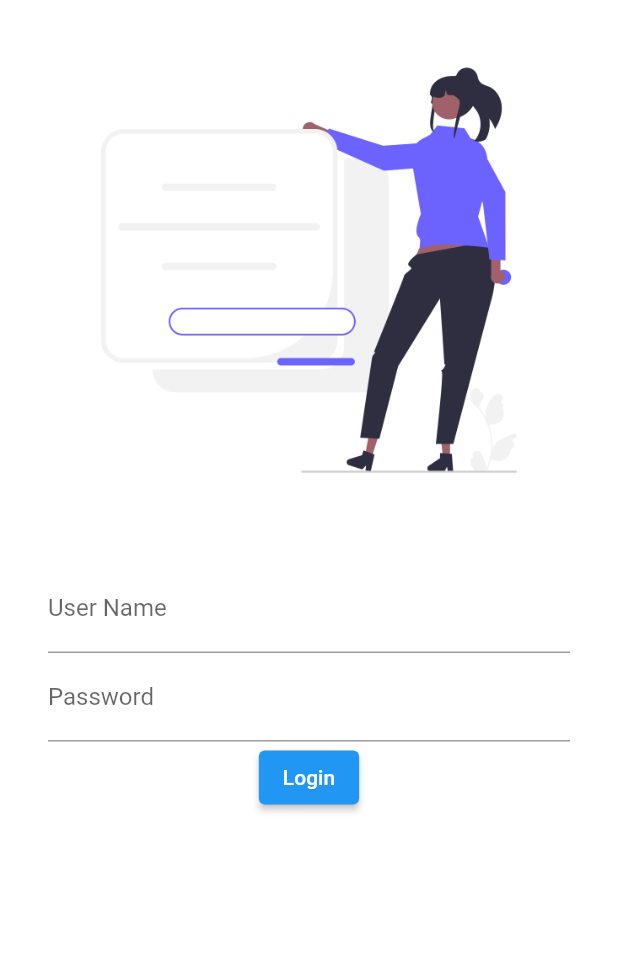
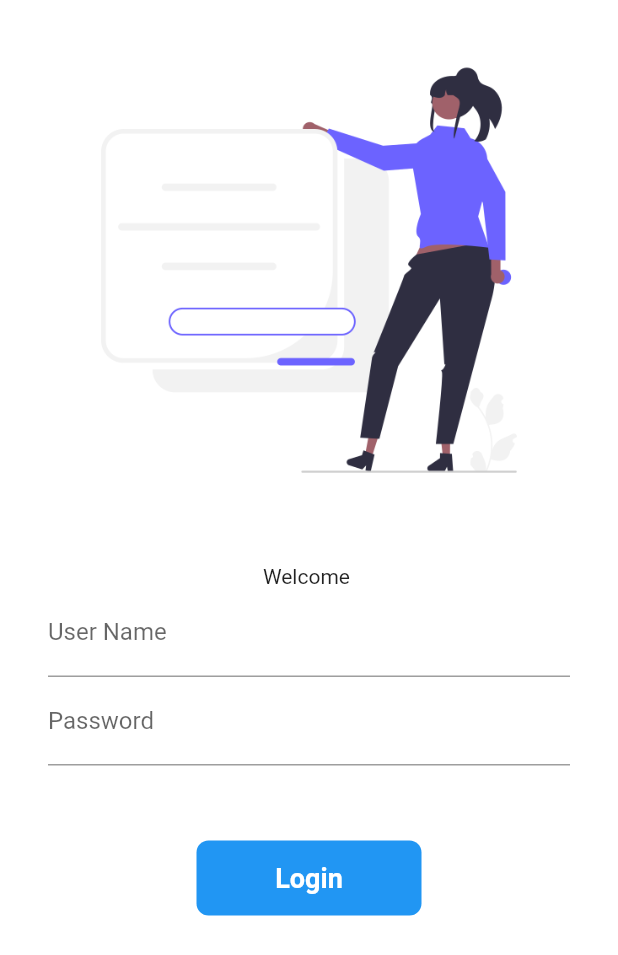
Before and after one commit to Keshav8817/flutterPro, a Flutter app: the screen it shows after launch, on a phone screen of 412 x 824 dp. Shown: the top 955 px of the screen. Run offline on Flutter 3.47's test engine with Material 2 defaults, Android fonts, the phone set to English and light mode, and no system bars.

Commit message:
Day 5 completed

```diff
--- a/lib/pages/login_page.dart
+++ b/lib/pages/login_page.dart
@@ -1,9 +1,16 @@
 import 'package:flutter/material.dart';
 import 'package:flutter_application_1/utils/routes.dart';
 
-class LoginPage extends StatelessWidget {
+class LoginPage extends StatefulWidget {
 
 
+  @override
+  State<LoginPage> createState() => _LoginPageState();
+}
+
+class _LoginPageState extends State<LoginPage> {
+  String name = "" ;
+ bool changeButton = false ;
   @override
   Widget build(BuildContext context) {
     return Material(
@@ -13,19 +20,55 @@ class LoginPage extends StatelessWidget {
       Padding(padding: const EdgeInsets.symmetric(vertical: 16 , horizontal: 32),
       child: Column(
         children: [
-            TextFormField(
-          decoration: InputDecoration(hintText: "Enter User Name",labelText: "User Name",),
+          Text("Welcome $name"),
+          TextFormField(
+          decoration: InputDecoration(hintText: "Enter User Name",labelText: "User Name",
+          ),
+              // Update state
+          onChanged: (value) {name = value; setState(() {
+          });},
         ),
         TextFormField(
           obscureText: true,
           decoration: InputDecoration(hintText: "Enter Password",labelText: "Password",),
         ) ,
-        ElevatedButton(
-          child: Text("Login"),
-          onPressed: () {
-            Navigator.pushNamed(context, MyRoutes.homeRoute);
+
+        SizedBox(
+          height: 50,
+
+        ),
+
+        InkWell(
+          onTap: () async {
+            setState(() {
+              changeButton = true ;
+            });
+            await Future.delayed(Duration(seconds: 1));
+              Navigator.pushNamed(context, MyRoutes.homeRoute);
           },
-          )
+          child: AnimatedContainer(
+            duration: Duration(seconds: 1),
+            height: 50,
+            width: changeButton? 50: 150,
+            alignment: Alignment.center,
+            child: changeButton? Icon(Icons.done): Text("Login",
+            style: TextStyle(
+              color: Colors.white,
+              fontWeight: FontWeight.bold,
+              fontSize: 18),
+              ),
+              decoration: BoxDecoration(
+                color: Colors.blue,
+                borderRadius: BorderRadius.circular(changeButton? 50: 8),
+              ),
+          ),
+        )
+        // ElevatedButton(
+        //   child: Text("Login"),
+        //   onPressed: () {
+        //     Navigator.pushNamed(context, MyRoutes.homeRoute);
+        //   },
+        //   )
         ],
       ),),
       ],),)
```
